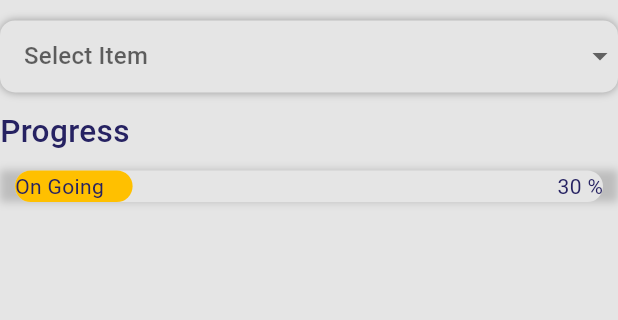
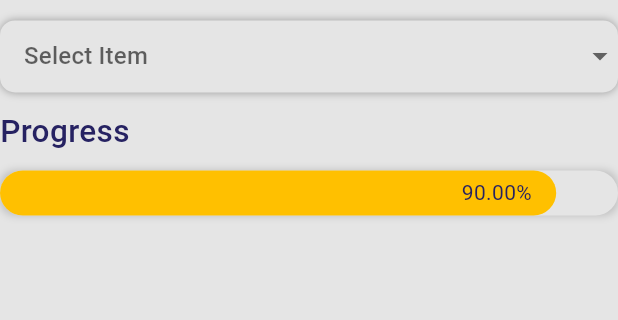
Before and after one commit to madhusudhan1557/construction_flutter, a Flutter app: the Dashboard screen opened directly, after a tap on "Work in Progress", on a phone screen of 412 x 824 dp, the part 91-411 px from its top. Run offline on Flutter 3.47's test engine with Material 2 defaults, Android fonts, the phone set to English and light mode, and no system bars; drawn by our look-alikes of flutter_animation_progress_bar, getwidget; our stand-ins replace bloc, bot_toast, carousel_indicator, carousel_slider, cloud_firestore, dropdown_button2 and 6 more; missing offline and left inert: iconify_flutter; accounts and stored records are empty.

Commit message:
added logout for users

```diff
--- a/lib/presentation/screens/auth/login.dart
+++ b/lib/presentation/screens/auth/login.dart
@@ -51,7 +51,7 @@ class _LoginScreenState extends State<LoginScreen> {
           }
         },
         child: Scaffold(
-          resizeToAvoidBottomInset: false,
+          resizeToAvoidBottomInset: true,
           body: Column(
             children: [
               Expanded(
--- a/lib/presentation/screens/dashboard.dart
+++ b/lib/presentation/screens/dashboard.dart
@@ -1,9 +1,13 @@
 import 'package:cloud_firestore/cloud_firestore.dart';
+import 'package:construction/bloc/auth/auth_bloc.dart';
 import 'package:construction/presentation/includes/appbar.dart';
+import 'package:construction/presentation/includes/show_modal.dart';
 import 'package:firebase_auth/firebase_auth.dart';
 import 'package:flutter/material.dart';
+import 'package:flutter_bloc/flutter_bloc.dart';
 import 'package:iconify_flutter/iconify_flutter.dart';
 import 'package:iconify_flutter/icons/emojione_monotone.dart';
+import 'package:iconify_flutter/icons/fluent_mdl2.dart';
 
 import '../../utils/app_colors.dart';
 import '../../utils/routes.dart';
@@ -83,6 +87,26 @@ class _DashboardState extends State<Dashboard> {
                                 ),
                               )
                             : Container(),
+                        role == "Admin"
+                            ? Container()
+                            : IconButton(
+                                onPressed: () {
+                                  ShowCustomModal().showSignOutDialog(
+                                    context: context,
+                                    height: size.height / 90 * 23,
+                                    width: size.width / 2 * 11,
+                                  );
+                                },
+                                icon: CircleAvatar(
+                                  backgroundColor: AppColors.fadeblue,
+                                  radius: 15,
+                                  child: Iconify(
+                                    FluentMdl2.sign_out,
+                                    size: 18,
+                                    color: AppColors.white,
+                                  ),
+                                ),
+                              ),
                         IconButton(
                           onPressed: () {},
                           icon: Icon(
--- a/lib/presentation/screens/workinprogress/workprogress_page.dart
+++ b/lib/presentation/screens/workinprogress/workprogress_page.dart
@@ -2,8 +2,8 @@ import 'package:construction/presentation/includes/appbar.dart';
 import 'package:dropdown_button2/dropdown_button2.dart';
 
 import 'package:flutter/material.dart';
+import 'package:flutter_animation_progress_bar/flutter_animation_progress_bar.dart';
 import 'package:flutter_bloc/flutter_bloc.dart';
-import 'package:getwidget/getwidget.dart';
 
 import '../../../bloc/dropdown/dropdown_bloc.dart';
 import '../../../utils/app_colors.dart';
@@ -20,11 +20,7 @@ class _WorkInProgressPageState extends State<WorkInProgressPage> {
   Widget build(BuildContext context) {
     final size = MediaQuery.of(context).size;
     final padding = MediaQuery.of(context).padding;
-    final List<dynamic> items = [
-      "jhfgadfdasjklfdkajfldksafjlksdajfldf",
-      "Brick",
-      "Woods"
-    ];
+    final List<dynamic> items = ["Cement", "Brick", "Woods"];
     return Scaffold(
       resizeToAvoidBottomInset: false,
       backgroundColor: AppColors.customGrey,
@@ -111,33 +107,28 @@ class _WorkInProgressPageState extends State<WorkInProgressPage> {
                 ),
                 Container(
                   decoration: BoxDecoration(
+                    borderRadius: BorderRadius.circular(10),
                     boxShadow: [
                       BoxShadow(
                           color: AppColors.grey.withOpacity(0.3),
                           blurRadius: 4.0),
                     ],
                   ),
-                  child: GFProgressBar(
-                    type: GFProgressType.linear,
+                  child: FAProgressBar(
+                    formatValueFixed: 2,
+                    animatedDuration: const Duration(seconds: 2),
+                    borderRadius: BorderRadius.circular(15),
                     backgroundColor: AppColors.customGrey,
-                    progressBarColor: AppColors.yellow,
-                    percentage: 0.2,
-                    lineHeight: size.height / 90 * 2.3,
-                    child: Row(
-                      mainAxisAlignment: MainAxisAlignment.spaceBetween,
-                      children: [
-                        Text(
-                          "On Going",
-                          style: TextStyle(color: AppColors.fadeblue),
-                        ),
-                        Text(
-                          "30 %",
-                          style: TextStyle(color: AppColors.fadeblue),
-                        )
-                      ],
+                    progressColor: AppColors.yellow,
+                    direction: Axis.horizontal,
+                    displayText: "%",
+                    displayTextStyle: TextStyle(
+                      color: AppColors.fadeblue,
                     ),
+                    maxValue: 100,
+                    currentValue: 90,
                   ),
-                )
+                ),
               ],
             ),
           ),
--- a/pubspec.yaml
+++ b/pubspec.yaml
@@ -52,7 +52,9 @@ dependencies:
   carousel_slider: ^4.1.1
   firebase_cached_image: ^0.4.1
   carousel_indicator: ^1.0.6
-  getwidget: ^3.0.1
+  flutter_animation_progress_bar: ^2.3.1
+
+
 
 
 
```
Also changed, not shown: pubspec.lock, 1 other file.
